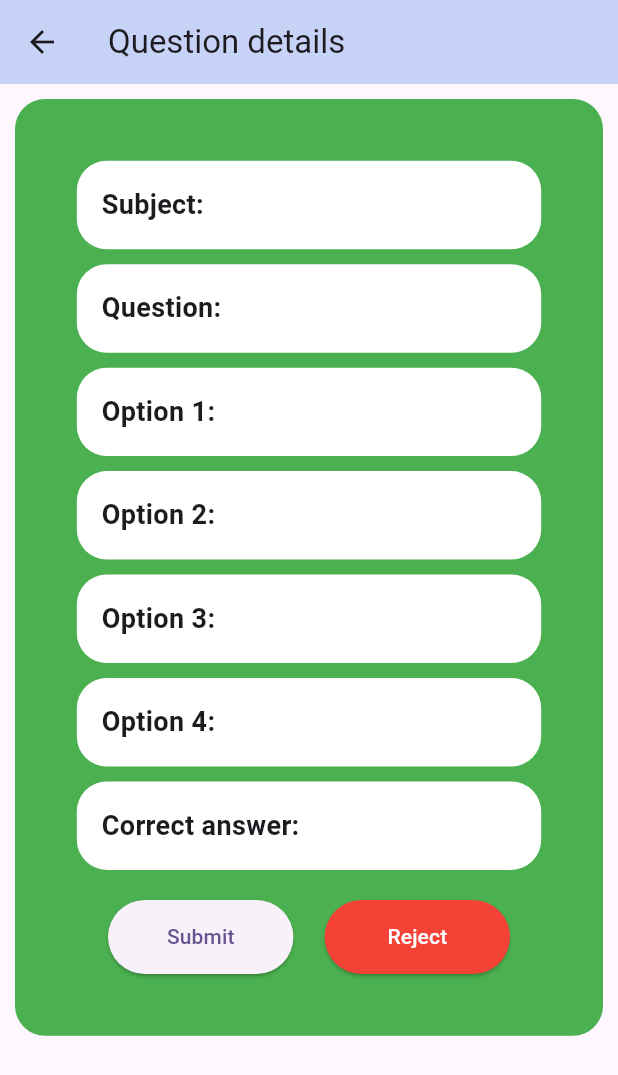
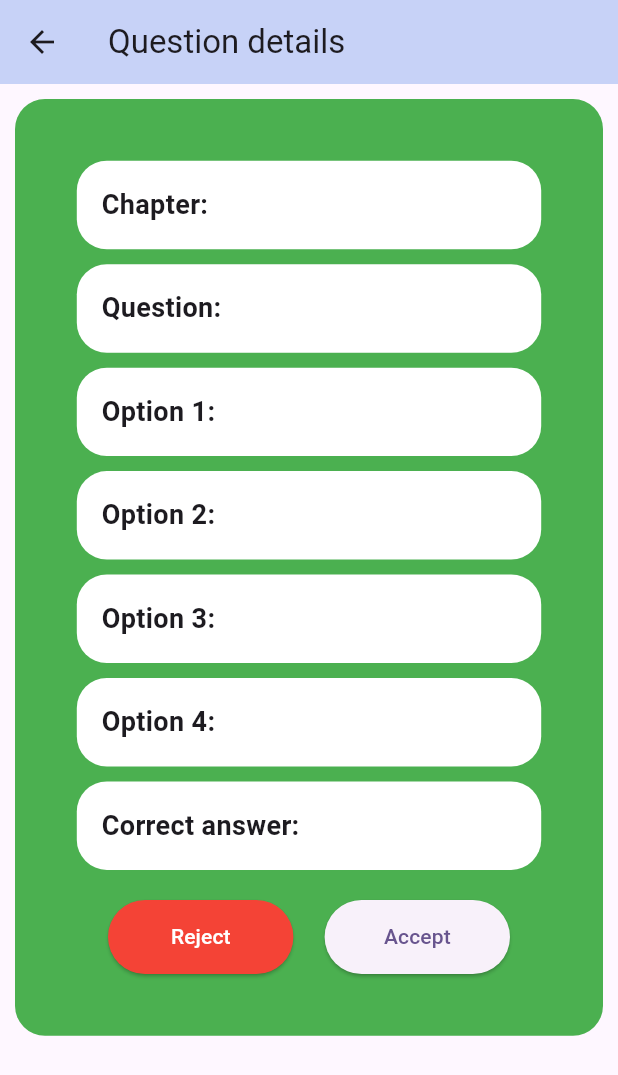
Before and after one commit to sagor1414/edgefly-super-admin, a Flutter app: the PendingQuestionDetails screen opened directly with empty values, on a phone screen of 412 x 824 dp. Shown: the top 1075 px of the screen. Run offline on Flutter 3.47's test engine with Material 3 defaults, Android fonts, the phone set to English and light mode, and no system bars; our stand-ins replace cloud_firestore, firebase_auth, firebase_core, fl_chart, get, velocity_x; accounts and stored records are empty.

Commit message:
accept pending question

```diff
--- a/lib/app/pending_question_details/view/pending_question_view.dart
+++ b/lib/app/pending_question_details/view/pending_question_view.dart
@@ -1,5 +1,8 @@
 import 'package:flutter/material.dart';
+import 'package:get/get.dart';
 import 'package:velocity_x/velocity_x.dart';
+
+import '../controller/pending_to_add_reject.dart';
 
 // ignore: must_be_immutable
 class PendingQuestionDetails extends StatelessWidget {
@@ -9,6 +12,7 @@ class PendingQuestionDetails extends StatelessWidget {
 
   @override
   Widget build(BuildContext context) {
+    QuestionReviewController controller = Get.put(QuestionReviewController());
     return Scaffold(
       appBar: AppBar(
         backgroundColor: const Color.fromARGB(255, 204, 217, 253),
@@ -44,13 +48,13 @@ class PendingQuestionDetails extends StatelessWidget {
                         crossAxisAlignment: CrossAxisAlignment.start,
                         children: [
                           const Text(
-                            "Subject: ",
+                            "Chapter: ",
                             style: TextStyle(
                                 fontWeight: FontWeight.bold, fontSize: 18),
                           ),
                           Expanded(
                             child: Text(
-                              "${questionData['subject']}",
+                              "${questionData['chapter']}",
                               style: const TextStyle(fontSize: 16),
                             ),
                           ),
@@ -221,20 +225,28 @@ class PendingQuestionDetails extends StatelessWidget {
                           width: context.screenWidth * .3,
                           height: context.screenHeight * .06,
                           child: ElevatedButton(
-                            onPressed: () {},
-                            child: const Text("Submit"),
+                            style: ElevatedButton.styleFrom(
+                                backgroundColor: Colors.red),
+                            onPressed: () async {},
+                            child: const Text(
+                              "Reject",
+                              style: TextStyle(color: Colors.white),
+                            ),
                           ),
                         ),
                         SizedBox(
                           width: context.screenWidth * .3,
                           height: context.screenHeight * .06,
                           child: ElevatedButton(
-                            style: ElevatedButton.styleFrom(
-                                backgroundColor: Colors.red),
-                            onPressed: () async {},
-                            child: const Text(
-                              "Reject",
-                              style: TextStyle(color: Colors.white),
+                            onPressed: () async {
+                              controller.acceptQuestio(context, questionData);
+                            },
+                            child: Obx(
+                              () => controller.isloading.value
+                                  ? const Center(
+                                      child: CircularProgressIndicator(),
+                                    )
+                                  : const Text("Accept"),
                             ),
                           ),
                         ),
```
Also changed, not shown: lib/app/pending_question_details/controller/pending_to_add_reject.dart (added, +72 -0 lines).
